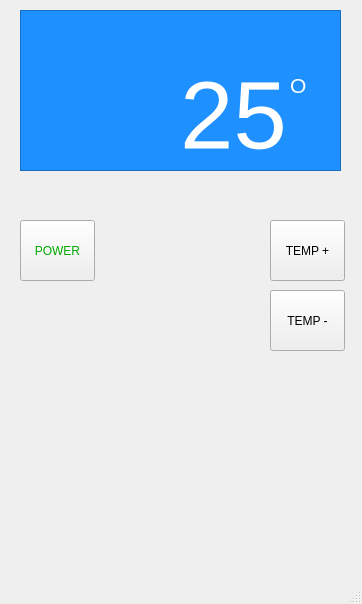
First picture: the form in GUIDieuHoa/mainwindow.ui, repository tranthangdong/PNUCS353, before the edit.
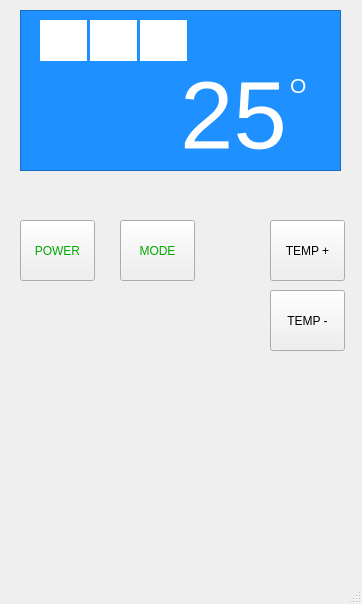
Second picture: the form after the edit.

What changed in the file:
```diff
--- a/GUIDieuHoa/mainwindow.ui
+++ b/GUIDieuHoa/mainwindow.ui
@@ -77,6 +77,63 @@
       <string>O</string>
      </property>
     </widget>
+    <widget class="QLabel" name="label_ModeGio">
+     <property name="geometry">
+      <rect>
+       <x>70</x>
+       <y>10</y>
+       <width>47</width>
+       <height>41</height>
+      </rect>
+     </property>
+     <property name="styleSheet">
+      <string notr="true">background-color: rgb(255, 255, 255);</string>
+     </property>
+     <property name="text">
+      <string/>
+     </property>
+     <property name="scaledContents">
+      <bool>true</bool>
+     </property>
+    </widget>
+    <widget class="QLabel" name="label_ModeLanh">
+     <property name="geometry">
+      <rect>
+       <x>120</x>
+       <y>10</y>
+       <width>47</width>
+       <height>41</height>
+      </rect>
+     </property>
+     <property name="styleSheet">
+      <string notr="true">background-color: rgb(255, 255, 255);</string>
+     </property>
+     <property name="text">
+      <string/>
+     </property>
+     <property name="scaledContents">
+      <bool>true</bool>
+     </property>
+    </widget>
+    <widget class="QLabel" name="label_ModeTunhien">
+     <property name="geometry">
+      <rect>
+       <x>20</x>
+       <y>10</y>
+       <width>47</width>
+       <height>41</height>
+      </rect>
+     </property>
+     <property name="styleSheet">
+      <string notr="true">background-color: rgb(255, 255, 255);</string>
+     </property>
+     <property name="text">
+      <string/>
+     </property>
+     <property name="scaledContents">
+      <bool>true</bool>
+     </property>
+    </widget>
    </widget>
    <widget class="QPushButton" name="pushButtoneTempCong">
     <property name="geometry">
@@ -124,6 +181,26 @@
      <string>POWER</string>
     </property>
    </widget>
+   <widget class="QPushButton" name="pushButton_Mode">
+    <property name="geometry">
+     <rect>
+      <x>120</x>
+      <y>220</y>
+      <width>75</width>
+      <height>61</height>
+     </rect>
+    </property>
+    <property name="autoFillBackground">
+     <bool>false</bool>
+    </property>
+    <property name="styleSheet">
+     <string notr="true">border-color: rgb(0, 170, 0);
+color: rgb(0, 170, 0);</string>
+    </property>
+    <property name="text">
+     <string>MODE</string>
+    </property>
+   </widget>
   </widget>
   <widget class="QMenuBar" name="menubar">
    <property name="geometry">
```
